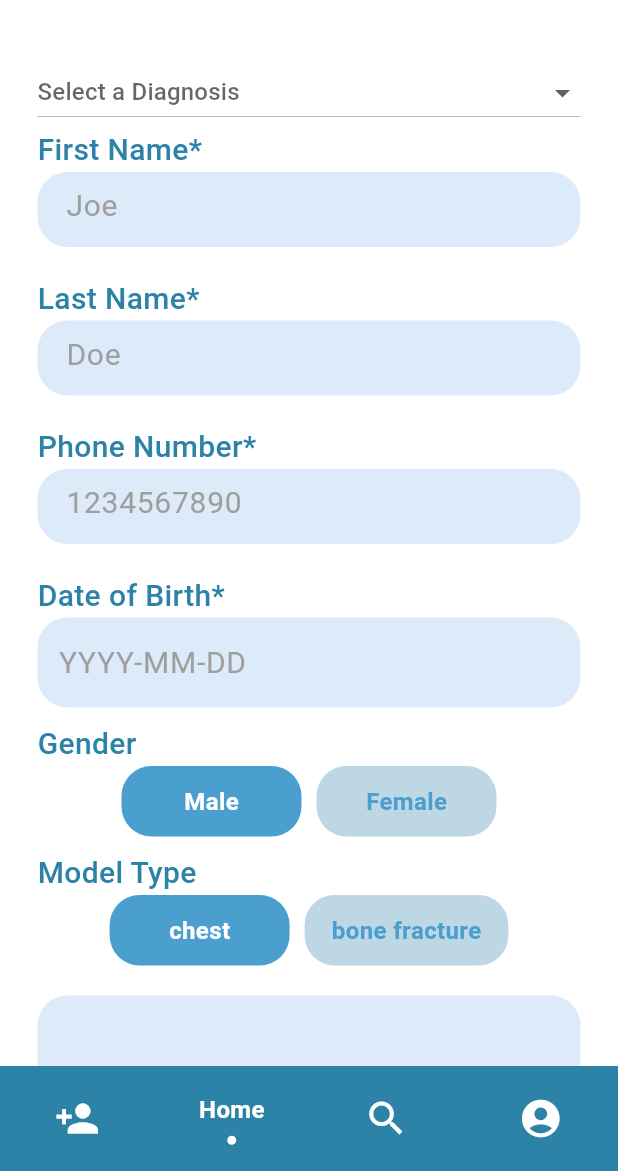
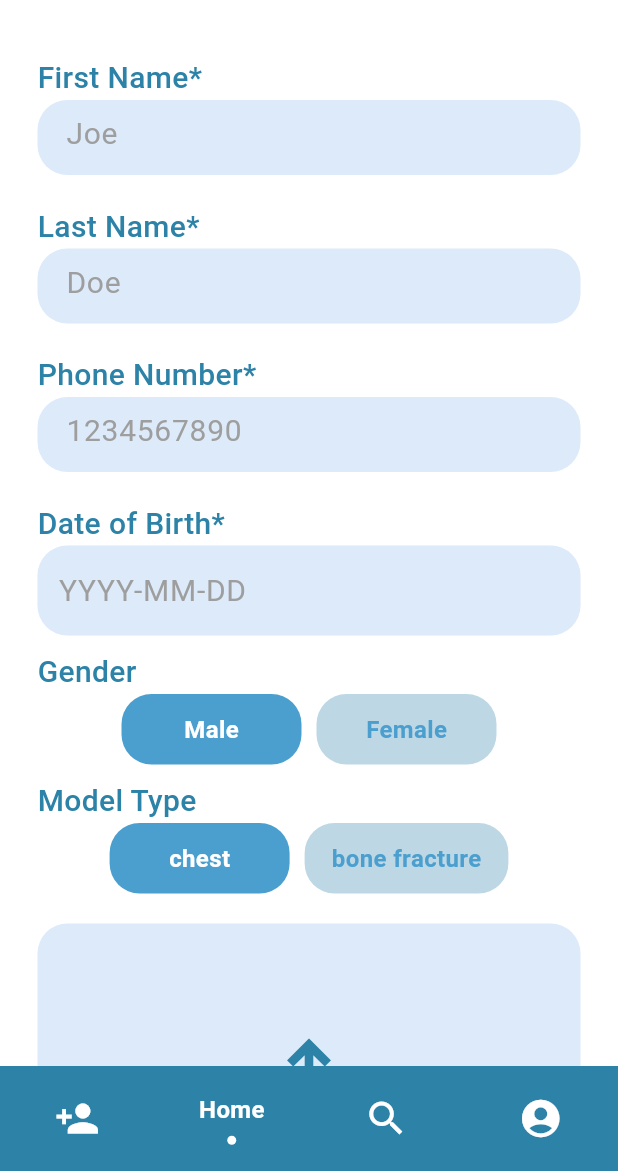
Before and after one commit to Ezzaldeen-Saeed/RayScan, a Flutter app: the AddPatientView screen opened by its route, after a tap on "Continue Without Internet", on a phone screen of 412 x 824 dp, the part 65-1236 px from its top. Run offline on Flutter 3.47's test engine with Material 3 defaults, Android fonts, the phone set to English and light mode, and no system bars; drawn by our look-alikes of sliding_clipped_nav_bar; our stand-ins replace animated_splash_screen, cloud_firestore, connectivity_plus, email_validator, firebase_auth, firebase_core and 7 more; accounts and stored records are empty; Roboto replaces fonts that are missing (League Spartassn); project files that could hold a hidden picture were left out.

Commit message:
patient profile diagnosis advanced

```diff
--- a/lib/auth/auth_service.dart
+++ b/lib/auth/auth_service.dart
@@ -241,7 +241,6 @@ class AuthService {
     return maxId + 1; // Increment the max ID
   }
 
-
   Future<void> addDiagnosis(List<Map<String, dynamic>>? diagnosisList) async {
     try {
       for (var diagnosis in diagnosisList ?? []) {
@@ -259,7 +258,6 @@ class AuthService {
           'PID': pid,
           'Diagnosis': diagnosis['Diagnosis'],
           'Diagnosis_Date': date,
-          'Image_Path': '', // Default to empty string if no image
           'label': diagnosis['label'],
           'ModelType': diagnosis['ModelType'],
         };
@@ -329,4 +327,29 @@ class AuthService {
       return []; // Return an empty list if there's an error
     }
   }
+
+  Future<int> getNumberOfPatientsForCurrentUser() async {
+    final patients = await getPatientsByCurrentUserUID();
+    return patients.length;
+  }
+
+  Future<int> getNumberOfFemalePatients() async {
+    final patients = await getPatientsByCurrentUserUID();
+    return patients.where((patient) => patient['gender']?.toLowerCase() == 'female').length;
+  }
+
+  Future<int> getNumberOfMalePatients() async {
+    final patients = await getPatientsByCurrentUserUID();
+    return patients.where((patient) => patient['gender']?.toLowerCase() == 'male').length;
+  }
+
+  Future<double> getAverageAgeOfPatients() async {
+    final patients = await getPatientsByCurrentUserUID();
+    if (patients.isEmpty) return 0.0;
+
+    final totalAge = patients.fold<int>(
+        0, (sum, patient) => sum + (patient['age'] as int? ?? 0));
+    return totalAge / patients.length;
+  }
+
 }
--- a/lib/views/addPatient/addPatient_view.dart
+++ b/lib/views/addPatient/addPatient_view.dart
@@ -247,8 +247,6 @@ class _AddPatientViewState extends State<AddPatientView> {
           child: Column(
             crossAxisAlignment: CrossAxisAlignment.start,
             children: [
-              // for testing purposes
-              DiagnosisSelector(),
               // First Name
               Align(
                 alignment: Alignment.centerLeft,
--- a/lib/views/home/home_view.dart
+++ b/lib/views/home/home_view.dart
@@ -1,80 +1,157 @@
 import 'package:flutter/material.dart';
 import 'package:go_router/go_router.dart';
+import 'package:intl/intl.dart';
 import 'package:testnav/auth/auth_service.dart';
-import 'package:testnav/main.dart';
 import 'package:testnav/utils/Utility.dart';
 import 'package:testnav/widgets/miniProfileCard.dart';
 
-class HomeView extends StatelessWidget {
+import '../../widgets/pallet.dart';
+
+class HomeView extends StatefulWidget {
+  @override
+  _HomeViewState createState() => _HomeViewState();
+}
+
+class _HomeViewState extends State<HomeView> {
   final AuthService auth = AuthService();
+  final String formattedDate = DateFormat('dd MMMM yyyy').format(DateTime.now());
 
-  final SignUpAndLogin signupLogin = SignUpAndLogin();
+  int numberOfPatients = 0;
+  int numberOfMalePatients = 0;
+  int numberOfFemalePatients = 0;
+  double averageAge = 0.0;
+
+  @override
+  void initState() {
+    super.initState();
+    _fetchPatientData();
+  }
+
+  Future<void> _fetchPatientData() async {
+    final patients = await auth.getNumberOfPatientsForCurrentUser();
+    final males = await auth.getNumberOfMalePatients();
+    final females = await auth.getNumberOfFemalePatients();
+    final avgAge = await auth.getAverageAgeOfPatients();
+
+    setState(() {
+      numberOfPatients = patients;
+      numberOfMalePatients = males;
+      numberOfFemalePatients = females;
+      averageAge = avgAge;
+    });
+  }
 
   @override
   Widget build(BuildContext context) {
     return Scaffold(
-      backgroundColor: currentBG,
-      body: Stack(
+      backgroundColor: Colors.white,
+      body: SafeArea(
+        child: Column(
+          crossAxisAlignment: CrossAxisAlignment.start,
           children: [
-          Column(
-            children: [
-              Container(
-                height: 150,
-                decoration: BoxDecoration(
-                  gradient: LinearGradient(
-                    colors: [Color(0xFF2F80ED), Color(0xFFB2FFDA)],
-                    begin: Alignment.topLeft,
-                    end: Alignment.bottomRight,
-                  ),
-                ),
-              ),
-              Container(
-                height: 50,
-                decoration: BoxDecoration(
-                  //make the color gradiant
-                  gradient: LinearGradient(
-                    colors: [Color(0xFF4898e9), Color(0xFFb1feda)],
-                    begin: Alignment.topLeft,
-                    end: Alignment.bottomRight,
-                  ),
-                  borderRadius: const BorderRadius.only(
-                    bottomLeft: Radius.circular(200.0),
-                    bottomRight: Radius.circular(200.0),
-                  ),
-                ),
-              ),
-            ],
-          ),
-          Align(
-            alignment: Alignment.center,
-            child: ListView(
-              children: [
-                MiniProfileCard(onPressed: () {
-                  GoRouter.of(context).go('/profile');
-                }),
-                const SizedBox(height: 20),
+            MiniProfileCard(onPressed: () {}),
+            // Add padding to elements beneath MiniProfileCard
             Padding(
-                  padding: const EdgeInsets.all(16.0),
+              padding: const EdgeInsets.symmetric(horizontal: 16.0),
               child: Column(
                 crossAxisAlignment: CrossAxisAlignment.start,
                 children: [
                   Text(
-                        'Latest Patient:',
-                        style: TextStyle(
-                          color: currentTextColor,
-                          fontSize: 24,
+                    formattedDate,
+                    style: const TextStyle(
+                      fontSize: 18,
                       fontWeight: FontWeight.bold,
-                        ),
-                      ),
-                      const SizedBox(height: 10),
-                    ],
+                      color: Colors.black,
                     ),
                   ),
                   const SizedBox(height: 20),
                 ],
               ),
             ),
+            // GridView for displaying data
+            Expanded(
+              flex: 2,
+              child: Padding(
+                padding: const EdgeInsets.symmetric(horizontal: 16.0),
+                child: GridView.builder(
+                  physics: const NeverScrollableScrollPhysics(),
+                  gridDelegate: const SliverGridDelegateWithFixedCrossAxisCount(
+                    crossAxisCount: 2,
+                    crossAxisSpacing: 10,
+                    mainAxisSpacing: 10,
+                    childAspectRatio: 1.6,
+                  ),
+                  itemCount: 4,
+                  itemBuilder: (context, index) {
+                    final colors = [
+                      [Colors.redAccent, Colors.red],
+                      [Colors.purpleAccent, Colors.purple],
+                      [Colors.blueAccent, Colors.blue],
+                      [Colors.greenAccent, Colors.green],
+                    ];
+                    final data = [
+                      '$numberOfPatients Patients',
+                      '$numberOfMalePatients Males',
+                      '$numberOfFemalePatients Females',
+                      'Avg Age: ${averageAge.toStringAsFixed(1)}',
+                    ];
+                    return Container(
+                      decoration: BoxDecoration(
+                        gradient: LinearGradient(
+                          colors: colors[index],
+                          begin: Alignment.topLeft,
+                          end: Alignment.bottomRight,
+                        ),
+                        borderRadius: BorderRadius.circular(16),
+                      ),
+                      child: Stack(
+                        children: [
+                          Positioned(
+                            top: -30,
+                            right: -20,
+                            child: Container(
+                              width: 100,
+                              height: 100,
+                              decoration: BoxDecoration(
+                                color: Colors.white.withOpacity(0.2),
+                                shape: BoxShape.circle,
+                              ),
+                            ),
+                          ),
+                          Positioned(
+                            bottom: -20,
+                            left: -30,
+                            child: Container(
+                              width: 120,
+                              height: 120,
+                              decoration: BoxDecoration(
+                                color: Colors.white.withOpacity(0.1),
+                                shape: BoxShape.circle,
+                              ),
+                            ),
+                          ),
+                          Center(
+                            child: Text(
+                              data[index],
+                              textAlign: TextAlign.center,
+                              style: const TextStyle(
+                                color: Colors.white,
+                                fontSize: 16,
+                                fontWeight: FontWeight.bold,
+                              ),
+                            ),
+                          ),
                         ],
+                      ),
+                    );
+                  },
+                ),
+              ),
+            ),
+            Center(child: Image.asset("assets/others/img.png" , width: 220,)),
+            const SizedBox(height: 50),
+          ],
+        ),
       ),
     );
   }
--- a/lib/widgets/miniPatientCard.dart
+++ b/lib/widgets/miniPatientCard.dart
@@ -33,7 +33,6 @@ class PatientProfileCard extends StatelessWidget {
 
   @override
   Widget build(BuildContext context) {
-    // Convert Firestore Timestamp to readable date format
     final String formattedBirthDate =
         "${birthDate.toDate().day}/${birthDate.toDate().month}/${birthDate.toDate().year}";
 
--- a/pubspec.yaml
+++ b/pubspec.yaml
@@ -18,7 +18,7 @@ dependencies:
   logger: ^2.5.0
   flutter_animate: ^4.0.3
   email_validator: ^2.1.17
-
+  intl: ^0.20.1
 
   cupertino_icons: ^1.0.8
   animated_splash_screen: ^1.3.0
@@ -31,7 +31,6 @@ dependencies:
   cloud_firestore: ^5.5.0
 
   provider: ^6.1.2
-  intl: ^0.17.0
 
   image_picker: ^1.1.2
   http: ^1.2.2
```
Also changed, not shown: lib/views/addPatient/diagnosisDisplayer.dart (+7 -3 lines), lib/widgets/miniProfileCard.dart (+7 -29 lines), assets/others/img.png (added). Lines whose indentation alone changed are shown as unchanged.
